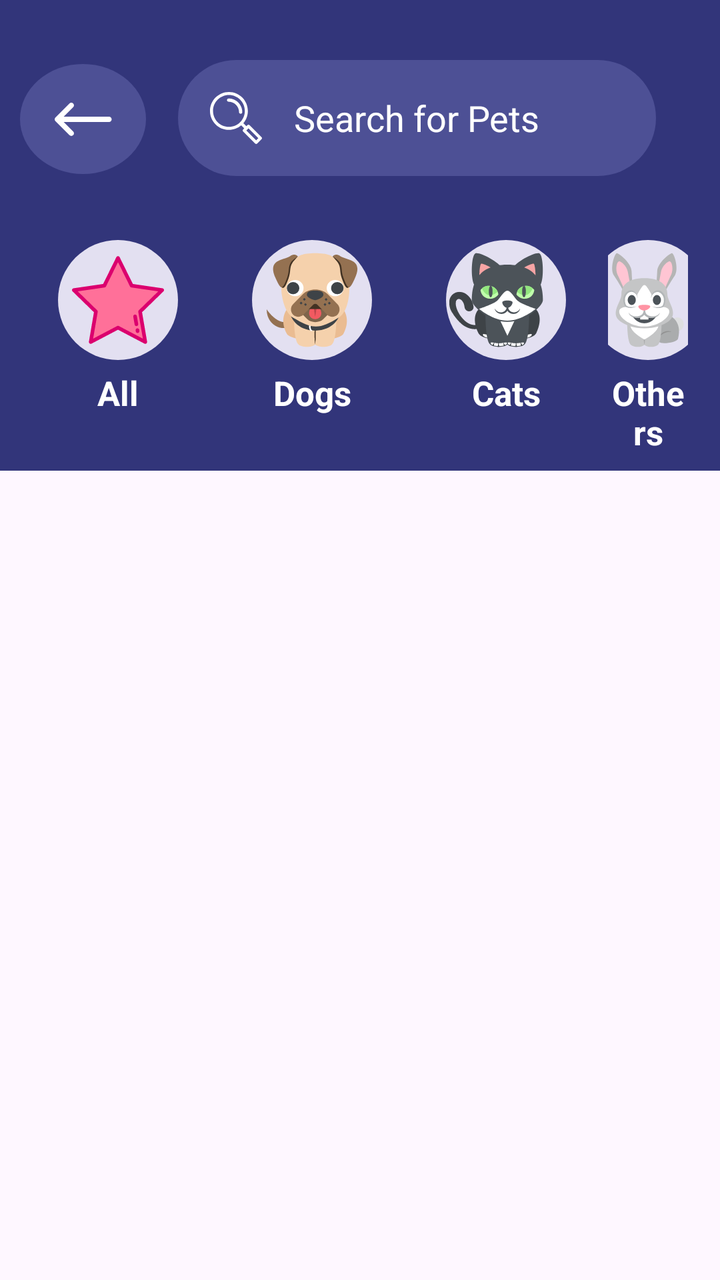
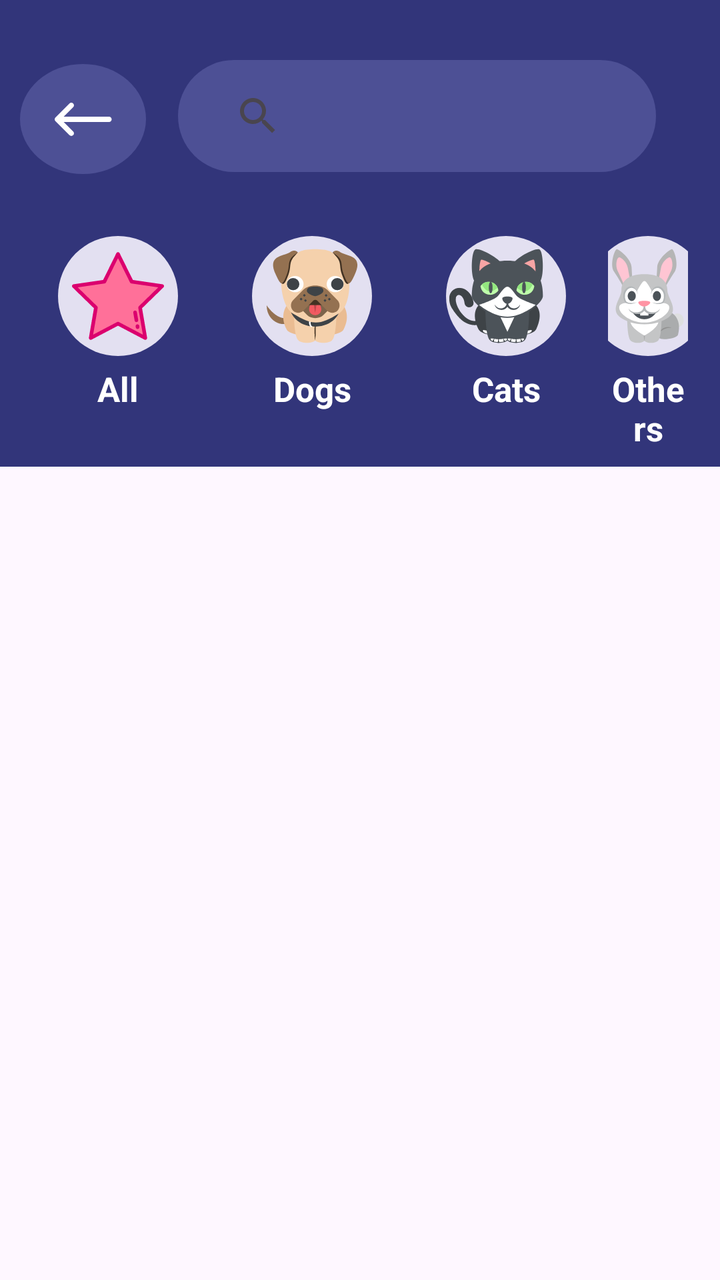

An Android layout rendered at two revisions. The XML below is the earlier revision; the diff shows what the commit changed to produce the second picture.
<!-- AndroidManifest.xml: application theme Theme.PurrfectMatchMobileApp -->
<!-- res/layout/activity_filter_pets.xml -->
<?xml version="1.0" encoding="utf-8"?>
<androidx.constraintlayout.widget.ConstraintLayout xmlns:android="http://schemas.android.com/apk/res/android"
    xmlns:app="http://schemas.android.com/apk/res-auto"
    xmlns:tools="http://schemas.android.com/tools"
    android:id="@+id/main"
    android:layout_width="match_parent"
    android:layout_height="match_parent"
    tools:context=".DashboardActivity">

    <LinearLayout
        android:id="@+id/linearLayout2"
        android:layout_width="match_parent"
        android:layout_height="wrap_content"
        android:background="@color/dark_blue"
        android:orientation="vertical"
        app:layout_constraintStart_toStartOf="parent"
        app:layout_constraintTop_toTopOf="parent">

        <LinearLayout
            android:layout_width="match_parent"
            android:layout_height="wrap_content"
            android:orientation="horizontal">

            <androidx.constraintlayout.widget.ConstraintLayout
                android:id="@+id/backFilterPage"
                android:layout_width="63dp"
                android:layout_height="55dp"
                android:layout_marginStart="10dp"
                android:layout_marginTop="32dp"
                android:background="@drawable/background_oval_1">

                <ImageView
                    android:id="@+id/ivBackToHome"
                    android:layout_width="wrap_content"
                    android:layout_height="wrap_content"
                    app:layout_constraintBottom_toBottomOf="parent"
                    app:layout_constraintEnd_toEndOf="parent"
                    app:layout_constraintStart_toStartOf="parent"
                    app:layout_constraintTop_toTopOf="parent"
                    app:srcCompat="@drawable/back" />
            </androidx.constraintlayout.widget.ConstraintLayout>

            <EditText
                android:id="@+id/searchFilterPet"
                android:layout_width="293dp"
                android:layout_height="wrap_content"
                android:layout_marginStart="16dp"
                android:layout_marginTop="30dp"
                android:layout_marginEnd="32dp"
                android:layout_marginBottom="16dp"
                android:layout_weight="1"
                android:background="@drawable/edittext_background"
                android:drawableStart="@drawable/search"
                android:drawablePadding="16dp"
                android:ems="10"
                android:hint="@string/searchBarHintFilterPets"
                android:inputType="text"
                android:padding="16dp"
                android:textColor="@color/white"
                android:textColorHint="@color/white" />
        </LinearLayout>

        <LinearLayout
            android:layout_width="wrap_content"
            android:layout_height="wrap_content"
            android:layout_marginStart="8dp"

            android:layout_marginEnd="16dp"
            android:layout_marginBottom="8dp"
            android:backgroundTint="@color/light_blue"
            android:orientation="horizontal">

            <LinearLayout
                android:id="@+id/allFilterPage"
                android:layout_width="match_parent"
                android:layout_height="match_parent"
                android:layout_marginStart="5dp"
                android:orientation="vertical">

                <androidx.constraintlayout.widget.ConstraintLayout
                    android:layout_width="60dp"
                    android:layout_height="60dp"
                    android:layout_gravity="center"

                    android:layout_marginStart="16dp"
                    android:layout_marginLeft="16dp"
                    android:layout_marginTop="16dp"
                    android:layout_marginEnd="16dp"
                    android:layout_marginRight="16dp"
                    android:layout_marginBottom="5dp"


                    android:background="@drawable/background_oval_2">

                    <ImageView
                        android:id="@+id/allIconCategory"
                        android:layout_width="wrap_content"
                        android:layout_height="wrap_content"
                        android:padding="7dp"
                        app:layout_constraintBottom_toBottomOf="parent"
                        app:layout_constraintEnd_toEndOf="parent"
                        app:layout_constraintStart_toStartOf="parent"
                        app:layout_constraintTop_toTopOf="parent"
                        app:srcCompat="@drawable/star_svgrepo_com" />
                </androidx.constraintlayout.widget.ConstraintLayout>

                <TextView
                    android:id="@+id/txtallCategory"
                    android:layout_width="match_parent"
                    android:layout_height="wrap_content"
                    android:text="@string/allFilterPet"
                    android:textAlignment="center"
                    android:textColor="@color/white"
                    android:textSize="17sp"
                    android:textStyle="bold" />
            </LinearLayout>


            <LinearLayout
                android:id="@+id/dogsFilterPage"
                android:layout_width="match_parent"
                android:layout_height="match_parent"
                android:layout_marginStart="5dp"
                android:orientation="vertical">

                <androidx.constraintlayout.widget.ConstraintLayout
                    android:layout_width="60dp"
                    android:layout_height="60dp"
                    android:layout_gravity="center"
                    android:layout_marginStart="16dp"
                    android:layout_marginLeft="16dp"
                    android:layout_marginTop="16dp"
                    android:layout_marginEnd="16dp"
                    android:layout_marginRight="16dp"
                    android:layout_marginBottom="5dp"
                    android:background="@drawable/background_oval_2">

                    <ImageView
                        android:id="@+id/dogIconCategory"
                        android:layout_width="wrap_content"
                        android:layout_height="wrap_content"
                        android:padding="5dp"
                        android:paddingRight="5dp"
                        app:layout_constraintBottom_toBottomOf="parent"
                        app:layout_constraintEnd_toEndOf="parent"
                        app:layout_constraintStart_toStartOf="parent"
                        app:layout_constraintTop_toTopOf="parent"
                        app:srcCompat="@drawable/dog_svgrepo_com" />
                </androidx.constraintlayout.widget.ConstraintLayout>

                <TextView
                    android:id="@+id/txtDogCategory"
                    android:layout_width="match_parent"
                    android:layout_height="wrap_content"
                    android:text="@string/dogsFilterPets"
                    android:textAlignment="center"
                    android:textColor="@color/white"
                    android:textSize="17sp"
                    android:textStyle="bold" />
            </LinearLayout>

            <LinearLayout
                android:id="@+id/catsFilterPage"
                android:layout_width="match_parent"
                android:layout_height="match_parent"
                android:layout_marginStart="5dp"
                android:orientation="vertical">

                <androidx.constraintlayout.widget.ConstraintLayout
                    android:layout_width="60dp"
                    android:layout_height="60dp"
                    android:layout_gravity="center"
                    android:layout_marginStart="16dp"
                    android:layout_marginLeft="16dp"
                    android:layout_marginTop="16dp"
                    android:layout_marginEnd="16dp"
                    android:layout_marginRight="16dp"
                    android:layout_marginBottom="5dp"
                    android:background="@drawable/background_oval_2">

                    <ImageView
                        android:id="@+id/catIconCategory"
                        android:layout_width="wrap_content"
                        android:layout_height="wrap_content"
                        android:paddingRight="10dp"
                        app:layout_constraintBottom_toBottomOf="parent"
                        app:layout_constraintEnd_toEndOf="parent"
                        app:layout_constraintStart_toStartOf="parent"
                        app:layout_constraintTop_toTopOf="parent"
                        app:srcCompat="@drawable/cat_svgrepo_com_" />
                </androidx.constraintlayout.widget.ConstraintLayout>

                <TextView
                    android:id="@+id/txtCatCategory"
                    android:layout_width="match_parent"
                    android:layout_height="wrap_content"
                    android:text="@string/catsFilterPets"
                    android:textAlignment="center"
                    android:textColor="@color/white"
                    android:textSize="17sp"
                    android:textStyle="bold" />
            </LinearLayout>

            <LinearLayout
                android:id="@+id/othersFilterPage"
                android:layout_width="match_parent"
                android:layout_height="match_parent"
                android:layout_marginStart="5dp"
                android:orientation="vertical">

                <androidx.constraintlayout.widget.ConstraintLayout
                    android:layout_width="60dp"
                    android:layout_height="60dp"
                    android:layout_gravity="center"
                    android:layout_marginStart="16dp"
                    android:layout_marginLeft="16dp"
                    android:layout_marginTop="16dp"
                    android:layout_marginEnd="16dp"
                    android:layout_marginRight="16dp"
                    android:layout_marginBottom="5dp"
                    android:background="@drawable/background_oval_2">

                    <ImageView
                        android:id="@+id/othersIconCategory"
                        android:layout_width="wrap_content"
                        android:layout_height="wrap_content"
                        android:padding="5dp"
                        app:layout_constraintBottom_toBottomOf="parent"
                        app:layout_constraintEnd_toEndOf="parent"
                        app:layout_constraintStart_toStartOf="parent"
                        app:layout_constraintTop_toTopOf="parent"
                        app:srcCompat="@drawable/rabbit_svgrepo_com" />
                </androidx.constraintlayout.widget.ConstraintLayout>

                <TextView
                    android:id="@+id/txtOthersCategory"
                    android:layout_width="match_parent"
                    android:layout_height="wrap_content"
                    android:text="@string/othersFilterPets"
                    android:textAlignment="center"
                    android:textColor="@color/white"
                    android:textSize="17sp"
                    android:textStyle="bold" />
            </LinearLayout>


        </LinearLayout>


    </LinearLayout>

    <LinearLayout
        android:layout_width="0dp"
        android:layout_height="0dp"
        android:orientation="vertical"
        app:layout_constraintBottom_toBottomOf="parent"
        app:layout_constraintEnd_toEndOf="parent"
        app:layout_constraintStart_toStartOf="parent"
        app:layout_constraintTop_toBottomOf="@+id/linearLayout2">

        <androidx.recyclerview.widget.RecyclerView
            android:id="@+id/recViewPets"
            android:layout_width="match_parent"
            android:layout_height="match_parent">

        </androidx.recyclerview.widget.RecyclerView>
    </LinearLayout>

</androidx.constraintlayout.widget.ConstraintLayout>
<!-- resources referenced by this layout -->
<resources>
  <color name="dark_blue">#32357a</color>
  <color name="light_blue">#f2f1f6</color>
  <color name="white">#FFFFFFFF</color>
  <!-- drawable back: png bitmap (drawable-hdpi, 360 bytes) -->
  <!-- drawable background_oval_1 (drawable) -->
  <?xml version="1.0" encoding="utf-8"?>
  <selector xmlns:android="http://schemas.android.com/apk/res/android">
  <item>
      <shape android:shape="oval">
          <solid android:color="#4D5095"/>
      </shape>
  </item>
  </selector>
  <!-- drawable background_oval_2 (drawable) -->
  <?xml version="1.0" encoding="utf-8"?>
  <selector xmlns:android="http://schemas.android.com/apk/res/android">
  <item>
      <shape android:shape="oval">
          <solid android:color="#E3E0F1"/>
      </shape>
  </item>
  </selector>
  <!-- drawable cat_svgrepo_com_: vector/xml drawable (drawable, 5714 chars, omitted) -->
  <!-- drawable dog_svgrepo_com: vector/xml drawable (drawable, 4598 chars, omitted) -->
  <!-- drawable edittext_background (drawable) -->
  <?xml version="1.0" encoding="utf-8"?>
  <selector xmlns:android="http://schemas.android.com/apk/res/android">
  <item>
      <shape>
          <solid android:color="#4D5095"/>
          <corners android:radius="50dp"/>
      </shape>
  </item>
  </selector>
  <!-- drawable rabbit_svgrepo_com: vector/xml drawable (drawable, 5775 chars, omitted) -->
  <!-- drawable search: png bitmap (drawable-hdpi, 957 bytes) -->
  <!-- drawable star_svgrepo_com (drawable) -->
  <vector xmlns:android="http://schemas.android.com/apk/res/android"
      android:width="800dp"
      android:height="800dp"
      android:viewportWidth="512"
      android:viewportHeight="512">
    <path
        android:pathData="M256,22.23l75.96,153.9l169.84,24.68l-122.9,119.8l29.01,169.16l-151.91,-79.87l-151.91,79.87l29.01,-169.16l-122.9,-119.8l169.84,-24.68z"
        android:fillColor="#FF7099"/>
    <path
        android:pathData="M407.91,499.97c-1.62,0 -3.25,-0.39 -4.74,-1.17L256,421.43l-147.17,77.37c-3.44,1.81 -7.6,1.5 -10.74,-0.78c-3.14,-2.28 -4.71,-6.15 -4.06,-9.98l28.11,-163.87L3.08,208.12c-2.78,-2.71 -3.78,-6.76 -2.58,-10.45c1.2,-3.69 4.39,-6.38 8.23,-6.94l164.54,-23.91l73.58,-149.1c1.72,-3.48 5.26,-5.68 9.15,-5.68s7.43,2.2 9.15,5.68l73.58,149.1l164.54,23.91c3.84,0.56 7.03,3.25 8.23,6.94c1.2,3.69 0.2,7.74 -2.58,10.45L389.86,324.17l28.11,163.87c0.66,3.83 -0.92,7.69 -4.06,9.98C412.13,499.31 410.03,499.97 407.91,499.97zM256,399.7c1.63,0 3.26,0.39 4.75,1.17l133.62,70.25l-25.52,-148.79c-0.57,-3.31 0.53,-6.68 2.93,-9.03l108.1,-105.37l-149.4,-21.71c-3.32,-0.48 -6.19,-2.57 -7.68,-5.58L256,45.28l-66.81,135.37c-1.49,3.01 -4.36,5.1 -7.68,5.58L32.12,207.94l108.1,105.37c2.4,2.34 3.5,5.72 2.93,9.03l-25.52,148.79l133.62,-70.25C252.74,400.1 254.37,399.7 256,399.7z"
        android:fillColor="#DB006E"/>
    <path
        android:pathData="M365.12,439.59c-4.88,0 -9.19,-3.51 -10.04,-8.48l-0.97,-5.66c-0.95,-5.55 2.78,-10.82 8.33,-11.78c5.55,-0.95 10.82,2.78 11.78,8.33l0.97,5.66c0.95,5.55 -2.78,10.82 -8.33,11.78C366.27,439.54 365.69,439.59 365.12,439.59z"
        android:fillColor="#DB006E"/>
    <path
        android:pathData="M358.55,401.29c-4.88,0 -9.19,-3.51 -10.04,-8.48l-7.52,-43.86c-0.95,-5.55 2.78,-10.82 8.33,-11.78c5.55,-0.95 10.82,2.78 11.78,8.33l7.52,43.86c0.95,5.55 -2.78,10.82 -8.33,11.78C359.7,401.24 359.12,401.29 358.55,401.29z"
        android:fillColor="#DB006E"/>
  </vector>
  <string name="allFilterPet">All</string>
  <string name="catsFilterPets">Cats</string>
  <string name="dogsFilterPets">Dogs</string>
  <string name="othersFilterPets">Others</string>
  <string name="searchBarHintFilterPets">Search for Pets</string>
  <style name="Theme.PurrfectMatchMobileApp" parent="Base.Theme.PurrfectMatchMobileApp" />
  <style name="Base.Theme.PurrfectMatchMobileApp" parent="Theme.Material3.DayNight.NoActionBar">
          
          
      </style>
</resources>

<!-- the commit's change to res/layout/activity_filter_pets.xml (unified diff, before → after) -->
@@ -40,10 +40,10 @@
                     app:srcCompat="@drawable/back" />
             </androidx.constraintlayout.widget.ConstraintLayout>
 
-            <EditText
+            <android.widget.SearchView
                 android:id="@+id/searchFilterPet"
                 android:layout_width="293dp"
-                android:layout_height="wrap_content"
+                android:layout_height="56dp"
                 android:layout_marginStart="16dp"
                 android:layout_marginTop="30dp"
                 android:layout_marginEnd="32dp"
